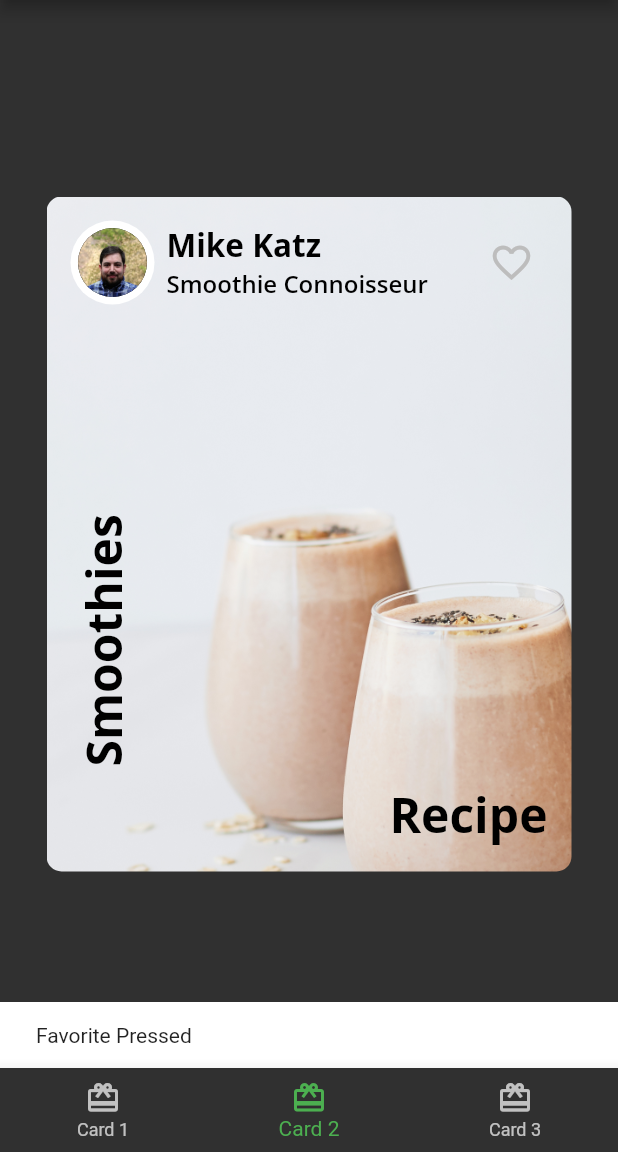
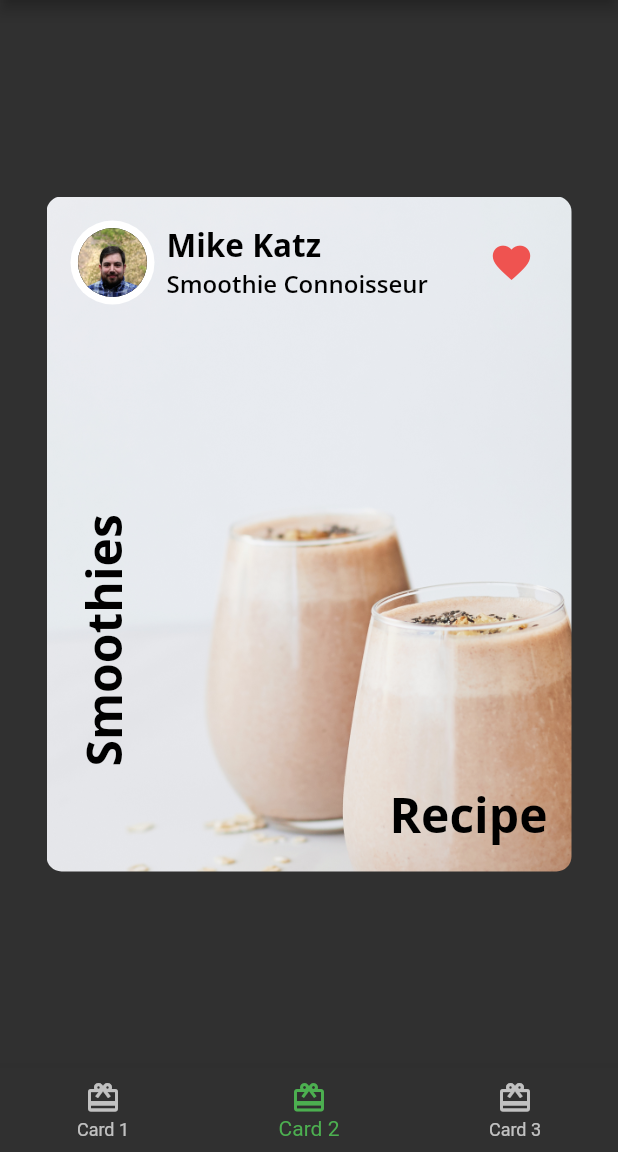
Before and after one commit to purvjoshi04/flutter_projects, a Flutter app: the screen it shows after launch, item 2 of the bottom bar chosen, after a tap on the "favorite outline" icon, on a phone screen of 412 x 824 dp, the part 84-1236 px from its top. Run offline on Flutter 3.47's test engine with Material 2 defaults, Android fonts, the phone set to English and light mode, and no system bars; our stand-ins replace google_fonts.

Commit message:
Intial Commit

```diff
--- a/fooderlich/lib/author_card.dart
+++ b/fooderlich/lib/author_card.dart
@@ -2,7 +2,7 @@
 import 'fooderlich_theme.dart';
 import 'circle_image.dart';
 
-class AuthorCard extends StatelessWidget {
+class AuthorCard extends StatefulWidget {
   //1
   final String authorName;
   final String title;
@@ -15,6 +15,12 @@
     this.imageProvider,
   });
 
+  @override
+  State<AuthorCard> createState() => _AuthorCardState();
+}
+
+class _AuthorCardState extends State<AuthorCard> {
+  bool _isFavorited = false;
   //2
   @override
   Widget build(BuildContext context) {
@@ -27,7 +33,7 @@
           Row(
             children: [
               CircleImage(
-                imageProvider: imageProvider,
+                imageProvider: widget.imageProvider,
                 imageRadius: 28,
               ),
               //2
@@ -37,11 +43,11 @@
                 crossAxisAlignment: CrossAxisAlignment.start,
                 children: [
                   Text(
-                    authorName,
+                    widget.authorName,
                     style: FooderlichTheme.lightTextTheme.displayMedium,
                   ),
                   Text(
-                    title,
+                    widget.title,
                     style: FooderlichTheme.lightTextTheme.displaySmall,
                   )
                 ],
@@ -49,16 +55,19 @@
             ],
           ),
           IconButton(
-            //4
-            icon: const Icon(Icons.favorite_border),
+// 1
+            icon: Icon(_isFavorited ? Icons.favorite : Icons.favorite_border),
             iconSize: 30,
-            color: Colors.grey[400],
-            //5
+// 2
+            color: Colors.red[400],
             onPressed: () {
-              const snackBar = SnackBar(content: Text('Favorite Pressed'));
-              ScaffoldMessenger.of(context).showSnackBar(snackBar);
+// 3
+              setState(() {
+                _isFavorited = !_isFavorited;
+              });
             },
-          )
+          ),
+
         ],
       ),
     );
--- a/fooderlich/lib/card2.dart
+++ b/fooderlich/lib/card2.dart
@@ -1,7 +1,6 @@
 import 'package:flutter/material.dart';
 import 'package:fooderlich/fooderlich_theme.dart';
 import 'author_card.dart';
-import 'fooderlich_theme.dart';
 
 class Card2 extends StatelessWidget {
   const Card2({super.key});
```
Also changed, not shown: fooderlich/pubspec.lock.
